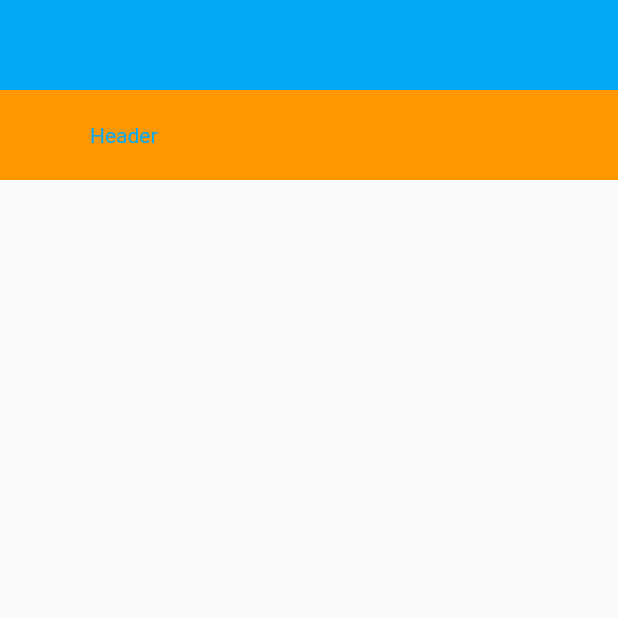
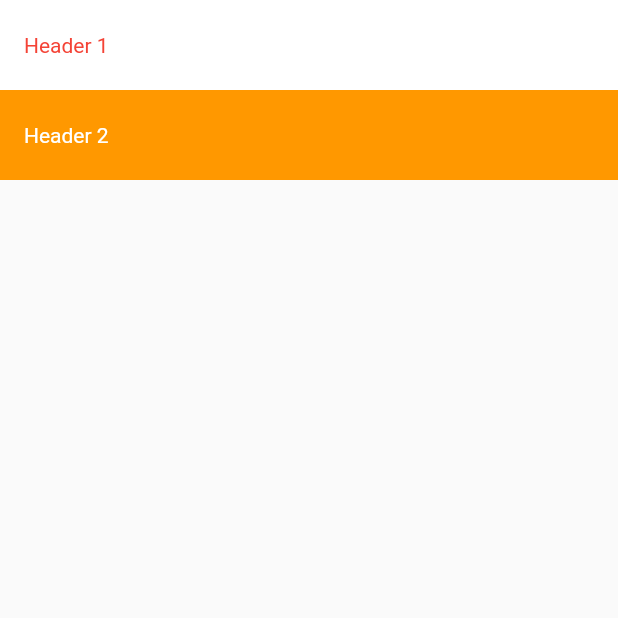
Before and after one commit to mejdi14/flutter_apple_wallet_animation, a Flutter app: the screen it shows after launch, on a phone screen of 412 x 824 dp, the top half of it. Run offline on Flutter 3.47's test engine with Material 2 defaults, Android fonts, the phone set to English and light mode, and no system bars; our stand-ins replace flutter_sticky_header.

Commit message:
restart from the begining

```diff
--- a/lib/main.dart
+++ b/lib/main.dart
@@ -34,34 +34,36 @@
     return Scaffold(
       body: SafeArea(
         top: true,
-        child: CustomScrollView(
-          slivers: <Widget>[
+        child:CustomScrollView(
+          slivers: [
             SliverStickyHeader(
                 header: Container(
                   height: 60,
-               color: Colors.lightBlue,
-               padding: EdgeInsets.symmetric(horizontal: 60),
+                  color: Colors.white,
+                  padding: EdgeInsets.symmetric(horizontal: 16.0),
                   alignment: Alignment.centerLeft,
                   child: Text(
-                 'Header',
-                 style: TextStyle(color: Colors.lightBlue),
-               ),
+                    "Header 1",
+                    style: TextStyle(color: Colors.red),
+                  )
+                  ,
                 ),
             ),
             SliverStickyHeader(
               header: Container(
                 height: 60,
                 color: Colors.orange,
-                padding: EdgeInsets.symmetric(horizontal: 60),
+                padding: EdgeInsets.symmetric(horizontal: 16.0),
                 alignment: Alignment.centerLeft,
                 child: Text(
-                  'Header',
-                  style: TextStyle(color: Colors.lightBlue),
-                ),
+                  "Header 2",
+                  style: TextStyle(color: Colors.white),
+                )
+                ,
               ),
             )
           ],
-        ),
+        )
       ),
     );
   }
```
Lines whose indentation alone changed are shown as unchanged.
